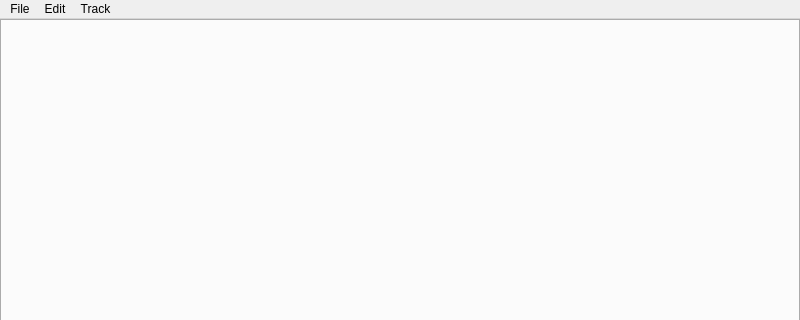
an146/vomid, file src/w_main.ui: the form before one commit; both pictures show x 0 to 800 and y 0 to 320 of the 800 by 600 pixel window.
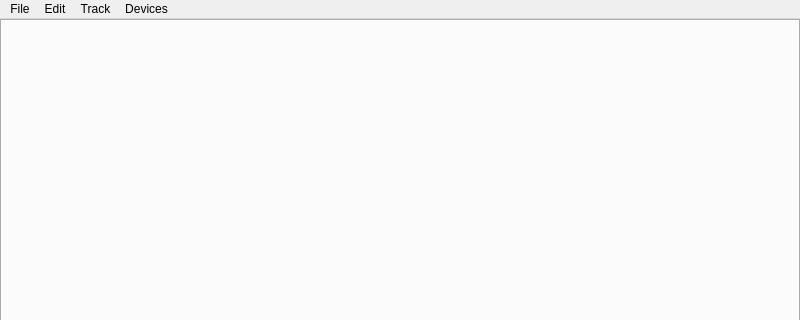
The form after the commit.

Commit message: output device selection

```diff
--- a/src/w_main.ui
+++ b/src/w_main.ui
@@ -81,9 +81,21 @@
     </widget>
     <addaction name="menuNew"/>
    </widget>
+   <widget class="QMenu" name="menuDevices">
+    <property name="title">
+     <string>Devices</string>
+    </property>
+    <widget class="QMenu" name="menuOutputDevices">
+     <property name="title">
+      <string>Output</string>
+     </property>
+    </widget>
+    <addaction name="menuOutputDevices"/>
+   </widget>
    <addaction name="menuFile"/>
    <addaction name="menuEdit"/>
    <addaction name="menuTrack"/>
+   <addaction name="menuDevices"/>
   </widget>
   <widget class="QStatusBar" name="statusbar"/>
   <action name="actionNew">
```
The commit also changes 4 other files.
